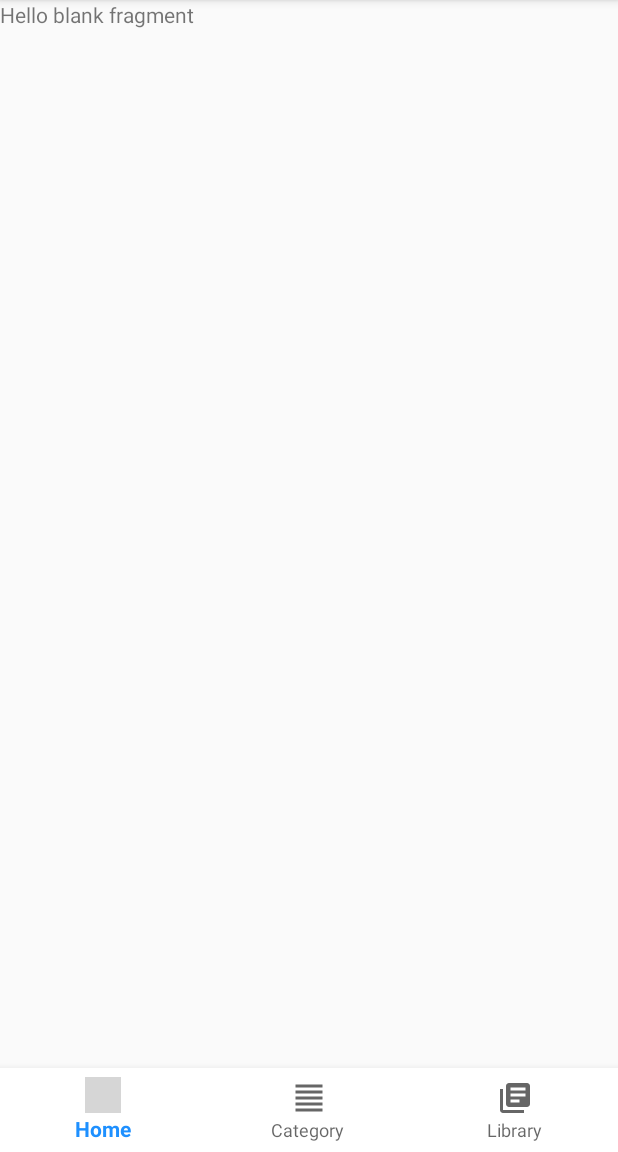
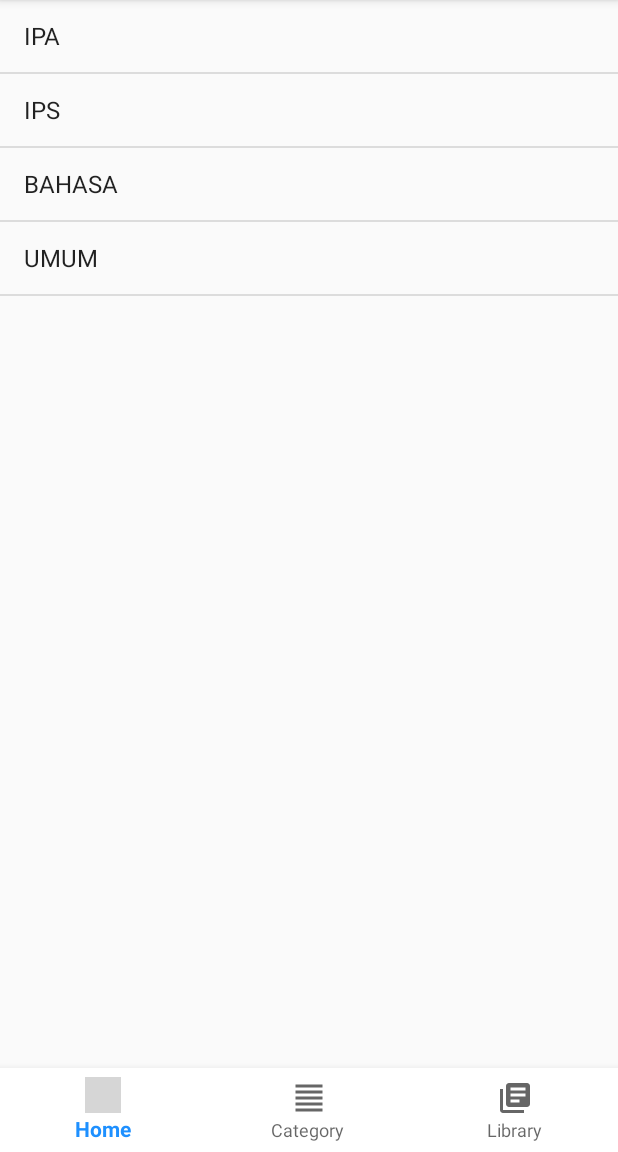
Before and after one commit to choianam/bacabuku, an Android app: the fragment CategoryFragment placed in its activity, on a phone screen of 412 x 824 dp, the part 84-1236 px from its top. Run offline under Robolectric (Android 15) with nearby library versions, the phone set to English and light mode, and no system bars; grey boxes are pictures that could not be loaded.

Commit message:
category
category

```diff
--- a/app/src/main/java/com/example/bacabuku/CategoryFragment.java
+++ b/app/src/main/java/com/example/bacabuku/CategoryFragment.java
@@ -7,6 +7,10 @@ import androidx.fragment.app.Fragment;
 import android.view.LayoutInflater;
 import android.view.View;
 import android.view.ViewGroup;
+import android.widget.AdapterView;
+import android.widget.ArrayAdapter;
+import android.widget.ListView;
+import android.widget.Toast;
 
 
 /**
@@ -58,7 +62,18 @@ public class CategoryFragment extends Fragment {
     @Override
     public View onCreateView(LayoutInflater inflater, ViewGroup container,
                              Bundle savedInstanceState) {
-        // Inflate the layout for this fragment
-        return inflater.inflate(R.layout.fragment_category, container, false);
+        View rootView = inflater.inflate(R.layout.fragment_category, container, false);
+        ListView listview =(ListView) rootView.findViewById(R.id.list_item);
+        final String[] items = new String[] {"IPA", "IPS", "BAHASA", "UMUM"};
+        ArrayAdapter<String> adapter = new ArrayAdapter<String>(getActivity(), android.R.layout.simple_list_item_1, items);
+        listview.setAdapter(adapter);
+        listview.setOnItemClickListener(new AdapterView.OnItemClickListener() {
+            @Override
+            public void onItemClick(AdapterView<?> adapterView, View view, int i, long l) {
+                Toast.makeText(getActivity().getApplicationContext(), items[i], Toast.LENGTH_SHORT).show();
+            }
+        });
+        return rootView;
     }
-}
+
+    }
--- a/app/src/main/res/layout/fragment_category.xml
+++ b/app/src/main/res/layout/fragment_category.xml
@@ -5,10 +5,9 @@
     android:layout_height="match_parent"
     tools:context=".CategoryFragment">
 
-    <!-- TODO: Update blank fragment layout -->
-    <TextView
+    <ListView
+        android:id="@+id/list_item"
         android:layout_width="match_parent"
-        android:layout_height="match_parent"
-        android:text="@string/hello_blank_fragment" />
+        android:layout_height="match_parent"/>
 
 </FrameLayout>
```
